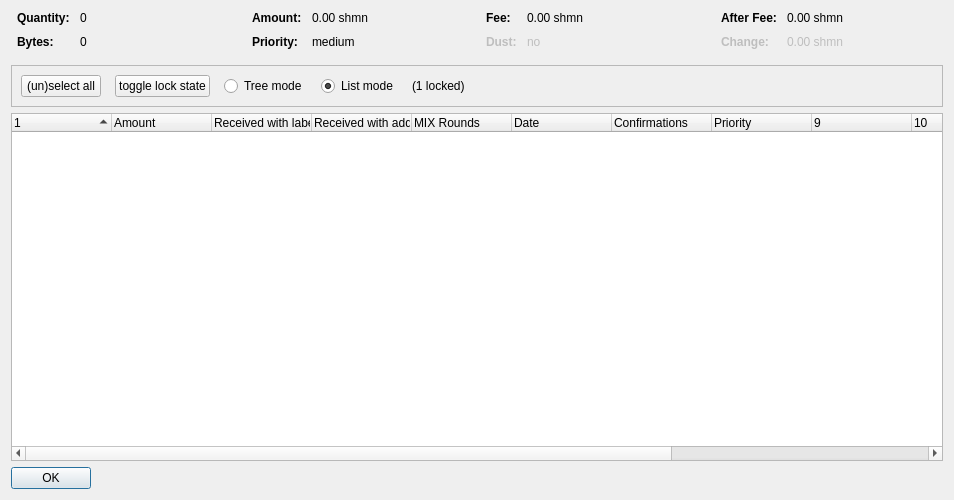
First picture: the form in src/qt/forms/coincontroldialog.ui, repository bitcoinbabys/StrongHandsMasterNode, before the edit.
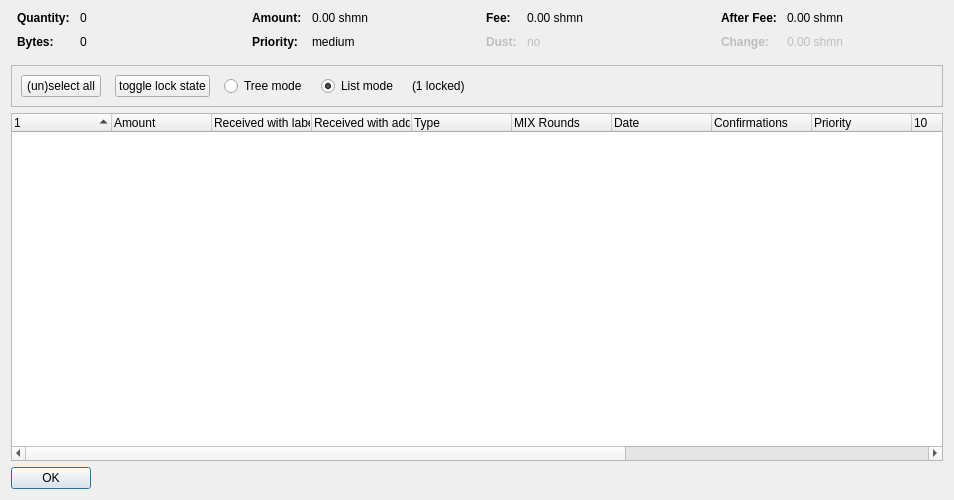
Second picture: the form after the edit. Custom widgets are drawn as their Qt base class.

Diff of the .ui file:
```diff
--- a/src/qt/forms/coincontroldialog.ui
+++ b/src/qt/forms/coincontroldialog.ui
@@ -447,7 +447,7 @@
       <bool>false</bool>
      </property>
      <property name="columnCount">
-      <number>13</number>
+      <number>14</number>
      </property>
      <attribute name="headerShowSortIndicator" stdset="0">
       <bool>true</bool>
@@ -477,6 +477,11 @@
      </column>
      <column>
       <property name="text">
+      	<string>Type</string>
+      </property>
+     </column>
+     <column>
+      <property name="text">	
        <string>MIX Rounds</string>
       </property>
      </column>
```
